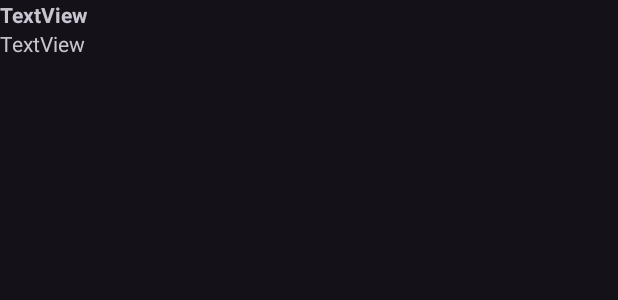
After one commit to erennaltin/CS310-Frontend, an Android app: the layout exercise_record_row.xml on its own in the app's theme, with its tools: preview values and no code run, on a phone screen of 412 x 824 dp. The commit adds this screen. Shown: the top 300 px of the screen. Run offline under Robolectric (Android 15) with nearby library versions, the phone set to English and light mode, and no system bars.

Commit message:
exercise detail screen

```diff
--- a/app/build.gradle
+++ b/app/build.gradle
@@ -41,4 +41,5 @@ dependencies {
     testImplementation 'junit:junit:4.13.2'
     androidTestImplementation 'androidx.test.ext:junit:1.1.5'
     androidTestImplementation 'androidx.test.espresso:espresso-core:3.5.1'
+    implementation 'com.squareup.picasso:picasso:2.8'
 }
--- /dev/null
+++ b/app/src/main/res/layout/exercise_record_row.xml
@@ -0,0 +1,24 @@
+<?xml version="1.0" encoding="utf-8"?>
+<androidx.constraintlayout.widget.ConstraintLayout xmlns:android="http://schemas.android.com/apk/res/android"
+    xmlns:app="http://schemas.android.com/apk/res-auto"
+    xmlns:tools="http://schemas.android.com/tools"
+    android:layout_width="match_parent"
+    android:layout_height="wrap_content">
+
+    <TextView
+        android:id="@+id/exerciseRecordDate"
+        android:layout_width="wrap_content"
+        android:layout_height="wrap_content"
+        android:text="TextView"
+        android:textStyle="bold"
+        app:layout_constraintStart_toStartOf="parent"
+        app:layout_constraintTop_toTopOf="parent" />
+
+    <TextView
+        android:id="@+id/exerciseRecordWeightAndRep"
+        android:layout_width="wrap_content"
+        android:layout_height="wrap_content"
+        android:text="TextView"
+        app:layout_constraintStart_toStartOf="parent"
+        app:layout_constraintTop_toBottomOf="@+id/exerciseRecordDate" />
+</androidx.constraintlayout.widget.ConstraintLayout>
--- a/app/src/main/res/values/themes.xml
+++ b/app/src/main/res/values/themes.xml
@@ -1,6 +1,6 @@
 <resources xmlns:tools="http://schemas.android.com/tools">
     <!-- Base application theme. -->
-    <style name="Base.Theme.Test" parent="Theme.Material3.Dark.NoActionBar">
+    <style name="Base.Theme.Test" parent="Theme.Material3.Dark">
 
     </style>
 
```
Also changed, not shown: app/src/main/java/com/example/test/ExerciseDetail.java (+66 -3 lines), app/src/main/java/com/example/test/ExerciseRecord.java (added, +15 -0 lines), app/src/main/java/com/example/test/ExerciseRecordAdapter.java (added, +57 -0 lines), app/src/main/java/com/example/test/ExerciseRepository.java (+90 -0 lines), app/src/main/java/com/example/test/GetExerciseDetailResponse.java (+7 -2 lines), app/src/main/java/com/example/test/ProgramExerciseAdaptor.java (+9 -0 lines), app/src/main/java/com/example/test/ProgramInformation.java (+1 -0 lines), app/src/main/java/com/example/test/Splash.java (+1 -1 lines), app/src/main/res/layout/exercise_detail.xml (+62 -2 lines), app/src/main/res/layout/program_exercise_row.xml (+17 -5 lines).
